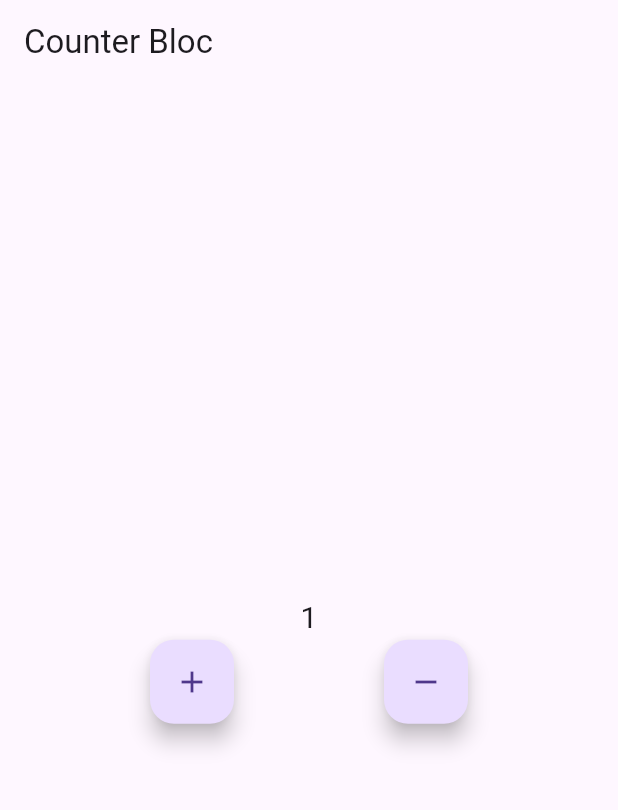
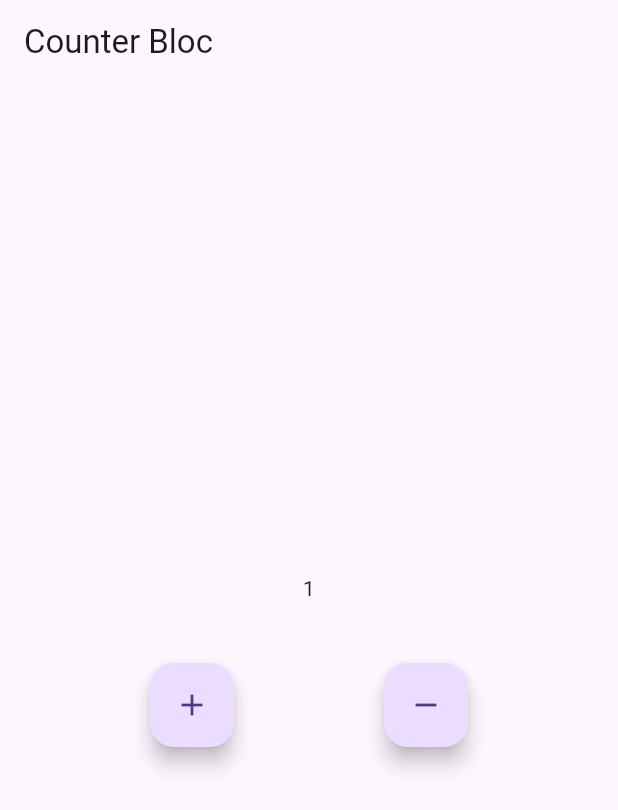
Before and after one commit to suraj-yadav0/counter_app, a Flutter app: the screen it shows after launch, after a tap on the "add" icon, on a phone screen of 412 x 824 dp. Shown: the top 810 px of the screen. Run offline on Flutter 3.47's test engine with Material 3 defaults, Android fonts, the phone set to English and light mode, and no system bars; our stand-ins replace awesome_snackbar_content, flutter_bloc.

```diff
--- a/lib/main.dart
+++ b/lib/main.dart
@@ -1,3 +1,4 @@
+import 'package:awesome_snackbar_content/awesome_snackbar_content.dart';
 import 'package:counter_app/counter_bloc/counter_bloc.dart';
 import 'package:counter_app/counter_bloc/counter_event.dart';
 import 'package:counter_app/counter_bloc/counter_state.dart';
@@ -32,22 +33,69 @@ class MyHomePage extends StatelessWidget {
         mainAxisAlignment: MainAxisAlignment.center,
         children: [
           // it rebuilds the Ui based on state, takes a bloc and a state
-          BlocBuilder<CounterBloc, CounterState>(
+          // BlocBuilder<CounterBloc, CounterState>(
 
-              // u can use buildwhen for conditional Ui Update
-              buildWhen: (previous, current) {
-            // print(previous.counter);
-            // print(current.counter);
-            return true;
-          }, builder: (context, state) {
-            return Text(
-              state.counter.toString(),
-              style: const TextStyle(fontSize: 20),
-            );
+          //     // u can use buildwhen for conditional Ui Update
+          //     buildWhen: (previous, current) {
+          //   // print(previous.counter);
+          //   // print(current.counter);
+          //   return true;
+          // }, builder: (context, state) {
+          //   return Text(
+          //     state.counter.toString(),
+          //     style: const TextStyle(fontSize: 20),
+          //   );
+          // }),
+          BlocConsumer<CounterBloc, CounterState>(builder: (context, state) {
+            return Text(state.counter.toString());
+          }, listener: (context, state) {
+            if (state.counter >= 5) {
+              final snackBar = SnackBar(
+                /// need to set following properties for best effect of awesome_snackbar_content
+                elevation: 0,
+                behavior: SnackBarBehavior.floating,
+                backgroundColor: Colors.transparent,
+                content: AwesomeSnackbarContent(
+                  title: 'Its Working',
+                  message: 'You have reached the Goal. !!',
+
+                  /// change contentType to ContentType.success, ContentType.warning or ContentType.help for variants
+                  contentType: ContentType.success,
+                ),
+              );
+
+              ScaffoldMessenger.of(context)
+                ..hideCurrentSnackBar()
+                ..showSnackBar(snackBar);
+            }
           }),
-          // const SizedBox(
-          //   height: 40,
+          // BlocListener<CounterBloc, CounterState>(
+          //   listener: (context, state) {
+          //     if (state.counter >= 5) {
+          //       final snackBar = SnackBar(
+          //         /// need to set following properties for best effect of awesome_snackbar_content
+          //         elevation: 0,
+          //         behavior: SnackBarBehavior.floating,
+          //         backgroundColor: Colors.transparent,
+          //         content: AwesomeSnackbarContent(
+          //           title: 'Its Working',
+          //           message: 'This is an example !!',
+
+          //           /// change contentType to ContentType.success, ContentType.warning or ContentType.help for variants
+          //           contentType: ContentType.success,
+          //         ),
+          //       );
+
+          //       ScaffoldMessenger.of(context)
+          //         ..hideCurrentSnackBar()
+          //         ..showSnackBar(snackBar);
+          //     }
+          //   },
+          //   child: const Text("Bloc Listener"),
           // ),
+          const SizedBox(
+            height: 40,
+          ),
           Row(
             children: [
               const Spacer(),
```
